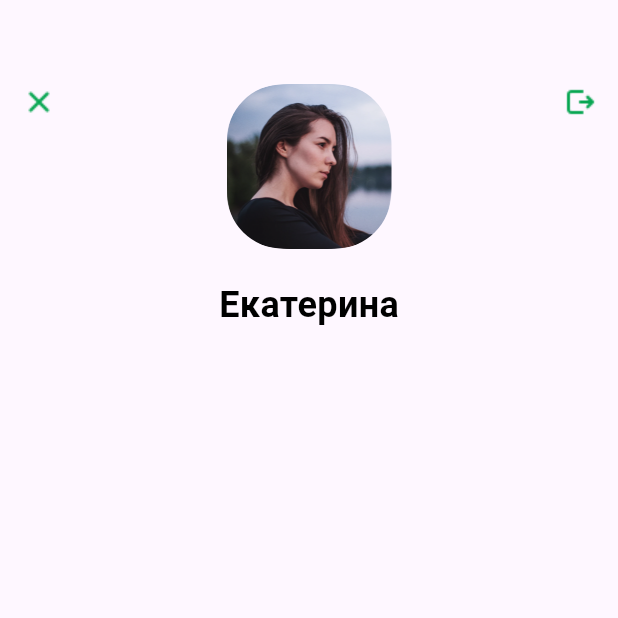
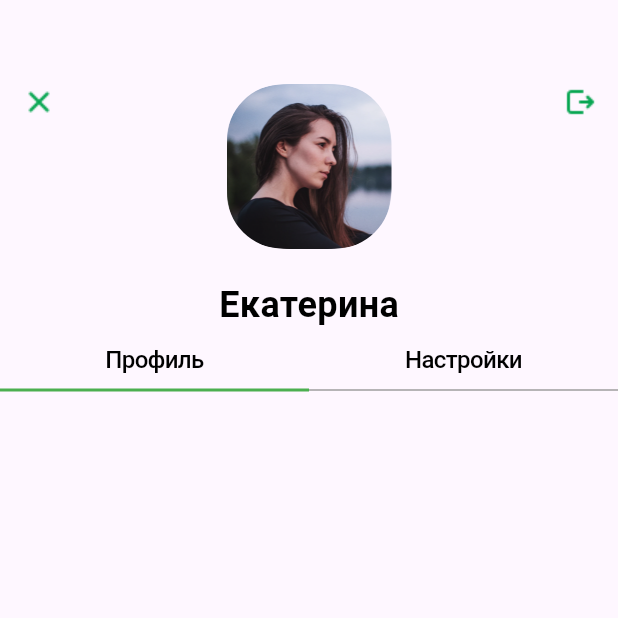
Before and after one commit to justanotheruserhi/Flutter-test-project, a Flutter app: the screen it shows after launch, on a phone screen of 412 x 824 dp, the top half of it. Run offline on Flutter 3.47's test engine with Material 3 defaults, Android fonts, the phone set to English and light mode, and no system bars; missing offline and left inert: dart:html; Roboto replaces fonts that are missing (SF Pro Display, SF Pro Text).

Commit message:
NavBar added

```diff
--- /dev/null
+++ b/lib/NavBar.dart
@@ -0,0 +1,64 @@
+import 'package:flutter/material.dart';
+
+Widget navBar() {
+  return Row(
+    children: <Widget>[
+      Expanded(
+        child: Column(
+          children: <Widget>[
+            Container(
+              padding: EdgeInsets.only(bottom: 19), // Add padding to create space for the border below the text
+              child: const Text(
+                'Профиль',
+                textAlign: TextAlign.center,
+                style: TextStyle(
+                  color: Colors.black,
+                  fontSize: 16,
+                  fontFamily: 'SF Pro Text',
+                  fontWeight: FontWeight.w500,
+                  height: 0.08,
+                  letterSpacing: -0.40,
+                ),
+              ),
+            ),
+            Container(
+              decoration: const BoxDecoration(
+                border: Border(
+                  bottom: BorderSide(width: 2, color: Colors.green),
+                ),
+              ),
+            ),
+          ],
+        ),
+      ),
+      Expanded(
+        child: Column(
+          children: <Widget>[
+            Container(
+              padding: EdgeInsets.only(bottom: 19), // Add padding to create space for the border below the text
+              child: const Text(
+                'Настройки',
+                textAlign: TextAlign.center,
+                style: TextStyle(
+                  color: Colors.black,
+                  fontSize: 16,
+                  fontFamily: 'SF Pro Text',
+                  fontWeight: FontWeight.w500,
+                  height: 0.08,
+                  letterSpacing: -0.40,
+                ),
+              ),
+            ),
+            Container(
+              decoration: const BoxDecoration(
+                border: Border(
+                  bottom: BorderSide(width: 1, color: Colors.grey),
+                ),
+              ),
+            ),
+          ],
+        ),
+      ),
+    ],
+  );
+}
--- a/lib/main.dart
+++ b/lib/main.dart
@@ -2,6 +2,7 @@ import 'dart:html';
 
 import 'package:flutter/material.dart';
 import 'HeaderBar.dart';
+import 'NavBar.dart';
 
 void main() {
   runApp(const MyApp());
@@ -65,6 +66,7 @@ class MyApp extends StatelessWidget {
                   ),
                 ],
               ),
+              navBar(),
             ],
           ),
         ),
```
